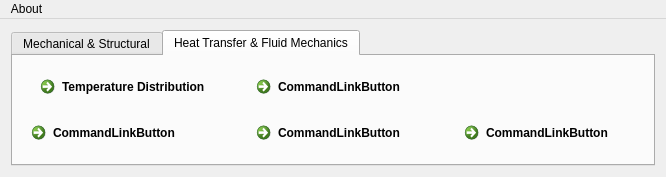
Before: the Qt Designer form home.ui in bariscelik/ETools, drawn with Qt 5.
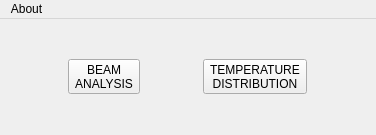
After: the same form once the commit is applied. Icons and pictures are not drawn.

Commit message: [created] beam analysis

Diff of the .ui file:
```diff
--- a/home.ui
+++ b/home.ui
@@ -6,8 +6,8 @@
    <rect>
     <x>0</x>
     <y>0</y>
-    <width>666</width>
-    <height>177</height>
+    <width>376</width>
+    <height>135</height>
    </rect>
   </property>
   <property name="sizePolicy">
@@ -32,121 +32,50 @@
      <height>16777215</height>
     </size>
    </property>
-   <layout class="QGridLayout" name="gridLayout">
-    <item row="0" column="0">
-     <layout class="QVBoxLayout" name="verticalLayout_2">
-      <item>
-       <widget class="QTabWidget" name="tabWidget">
-        <property name="tabShape">
-         <enum>QTabWidget::Rounded</enum>
-        </property>
-        <property name="currentIndex">
-         <number>1</number>
-        </property>
-        <property name="elideMode">
-         <enum>Qt::ElideNone</enum>
-        </property>
-        <widget class="QWidget" name="tab">
-         <attribute name="title">
-          <string>Mechanical &amp;&amp; Structural</string>
-         </attribute>
-         <layout class="QGridLayout" name="gridLayout_4">
-          <item row="0" column="0">
-           <layout class="QGridLayout" name="gridLayout_3">
-            <item row="0" column="0" alignment="Qt::AlignVCenter">
-             <widget class="QCommandLinkButton" name="commandLinkButton_3">
-              <property name="text">
-               <string>Torsion</string>
-              </property>
-             </widget>
-            </item>
-            <item row="0" column="1" alignment="Qt::AlignVCenter">
-             <widget class="QCommandLinkButton" name="commandLinkButton_4">
-              <property name="text">
-               <string>Thin Walled Vessels</string>
-              </property>
-             </widget>
-            </item>
-            <item row="1" column="0" alignment="Qt::AlignVCenter">
-             <widget class="QCommandLinkButton" name="commandLinkButton_6">
-              <property name="text">
-               <string>Beams</string>
-              </property>
-             </widget>
-            </item>
-            <item row="1" column="1" alignment="Qt::AlignVCenter">
-             <widget class="QCommandLinkButton" name="commandLinkButton_7">
-              <property name="text">
-               <string>Trusses</string>
-              </property>
-             </widget>
-            </item>
-            <item row="1" column="2" alignment="Qt::AlignVCenter">
-             <widget class="QCommandLinkButton" name="commandLinkButton_8">
-              <property name="text">
-               <string>Mohr's Circle</string>
-              </property>
-             </widget>
-            </item>
-           </layout>
-          </item>
-         </layout>
-        </widget>
-        <widget class="QWidget" name="tab_2">
-         <attribute name="title">
-          <string>Heat Transfer &amp;&amp; Fluid Mechanics</string>
-         </attribute>
-         <layout class="QGridLayout" name="gridLayout_5">
-          <item row="0" column="0">
-           <layout class="QGridLayout" name="gridLayout_2">
-            <item row="0" column="1" alignment="Qt::AlignHCenter|Qt::AlignVCenter">
-             <widget class="QCommandLinkButton" name="commandLinkButton_5">
-              <property name="text">
-               <string>CommandLinkButton</string>
-              </property>
-             </widget>
-            </item>
-            <item row="1" column="2" alignment="Qt::AlignHCenter|Qt::AlignVCenter">
-             <widget class="QCommandLinkButton" name="commandLinkButton_11">
-              <property name="text">
-               <string>CommandLinkButton</string>
-              </property>
-             </widget>
-            </item>
-            <item row="1" column="1" alignment="Qt::AlignHCenter|Qt::AlignVCenter">
-             <widget class="QCommandLinkButton" name="commandLinkButton_10">
-              <property name="text">
-               <string>CommandLinkButton</string>
-              </property>
-             </widget>
-            </item>
-            <item row="1" column="0" alignment="Qt::AlignHCenter|Qt::AlignVCenter">
-             <widget class="QCommandLinkButton" name="commandLinkButton_2">
-              <property name="text">
-               <string>CommandLinkButton              </string>
-              </property>
-             </widget>
-            </item>
-            <item row="0" column="0" alignment="Qt::AlignHCenter|Qt::AlignVCenter">
-             <widget class="QCommandLinkButton" name="commandLinkButton">
-              <property name="text">
-               <string>Temperature Distribution</string>
-              </property>
-              <property name="iconSize">
-               <size>
-                <width>40</width>
-                <height>50</height>
-               </size>
-              </property>
-             </widget>
-            </item>
-           </layout>
-          </item>
-         </layout>
-        </widget>
-       </widget>
-      </item>
-     </layout>
+   <layout class="QHBoxLayout" name="horizontalLayout">
+    <item>
+     <widget class="QToolButton" name="beamAnalysis">
+      <property name="text">
+       <string>BEAM 
+ANALYSIS</string>
+      </property>
+      <property name="icon">
+       <iconset>
+        <normalon>:/files/images/beam_analysis_icon.png</normalon>
+       </iconset>
+      </property>
+      <property name="iconSize">
+       <size>
+        <width>170</width>
+        <height>46</height>
+       </size>
+      </property>
+      <property name="toolButtonStyle">
+       <enum>Qt::ToolButtonTextUnderIcon</enum>
+      </property>
+     </widget>
+    </item>
+    <item>
+     <widget class="QToolButton" name="tempDist">
+      <property name="text">
+       <string>TEMPERATURE 
+DISTRIBUTION</string>
+      </property>
+      <property name="icon">
+       <iconset>
+        <normalon>:/files/images/temperature_distribution_icon.png</normalon>
+       </iconset>
+      </property>
+      <property name="iconSize">
+       <size>
+        <width>170</width>
+        <height>46</height>
+       </size>
+      </property>
+      <property name="toolButtonStyle">
+       <enum>Qt::ToolButtonTextUnderIcon</enum>
+      </property>
+     </widget>
     </item>
    </layout>
   </widget>
@@ -155,7 +84,7 @@
     <rect>
      <x>0</x>
      <y>0</y>
-     <width>666</width>
+     <width>376</width>
      <height>25</height>
     </rect>
    </property>
```
Left out of the diff: 8 changed lines with no effect on the pictures. The commit also changes 34 other files.
